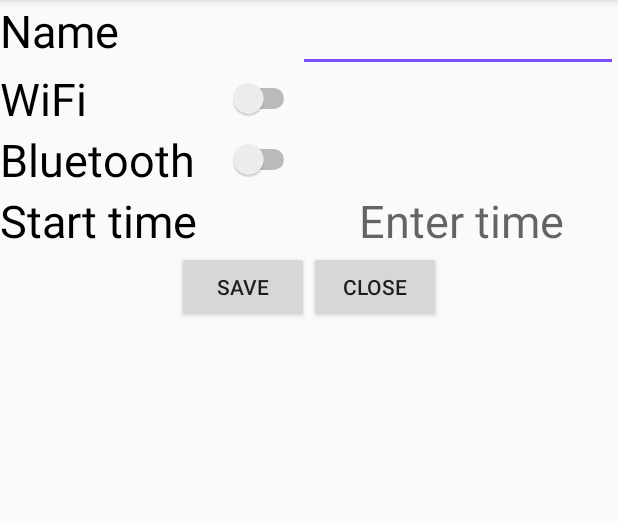
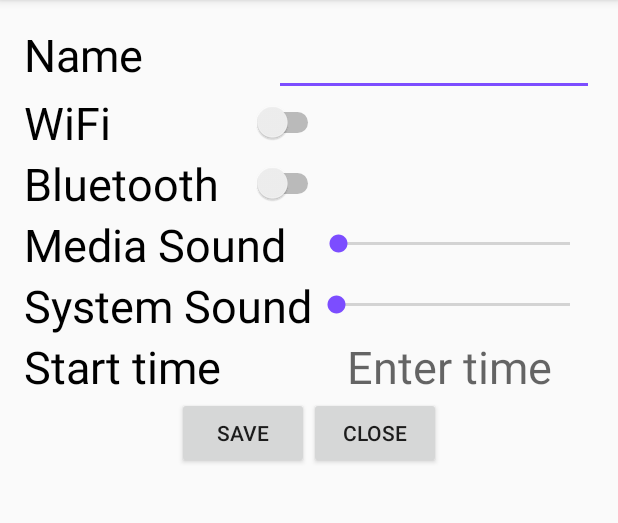
Before and after one commit to DmitriyDomrachev/SmartTool, an Android app: the screen it shows after launch (AddStateActivity), after a tap on an icon or button, on a phone screen of 412 x 824 dp, the part 84-607 px from its top. Run offline under Robolectric (Android 15) with nearby library versions, the phone set to English and light mode, and no system bars.

```diff
--- a/app/src/main/java/com/example/dima/smarttool/AddStateActivity.java
+++ b/app/src/main/java/com/example/dima/smarttool/AddStateActivity.java
@@ -8,6 +8,7 @@ import android.util.Log;
 import android.view.View;
 import android.widget.Button;
 import android.widget.EditText;
+import android.widget.SeekBar;
 import android.widget.Switch;
 import android.widget.TextView;
 
@@ -17,12 +18,14 @@ import com.example.dima.smarttool.fragment.TimePickerFragment;
 public class AddStateActivity extends AppCompatActivity {
     EditText name;
     Button save, close;
-    Switch wifi, mobile, bluetooth;
+    Switch wifi, bluetooth;
     static TextView setTime;
-    String nameS, time;
+    String nameS;
     Long startTimeL;
-    Boolean wifiB, mobileB, bluetoothB;
+    static int mediaI, systemI;
+    Boolean wifiB,  bluetoothB;
     static long milliseconds;
+    SeekBar media, system;
 
 
 
@@ -36,6 +39,9 @@ public class AddStateActivity extends AppCompatActivity {
         bluetooth = findViewById(R.id.addStateBluetoothSwitch);
         save = findViewById(R.id.addStateSaveButton);
         close = findViewById(R.id.addStateCloseButton);
+        media = findViewById(R.id.addStateMediaSoundSeekBar);
+        system = findViewById(R.id.addStateSystemSoundSeekBar);
+
 
         final StateHelper sh = new StateHelper(getApplicationContext());
 
@@ -46,7 +52,11 @@ public class AddStateActivity extends AppCompatActivity {
                 bluetoothB = bluetooth.isChecked();
                 nameS=String.valueOf(name.getText());
                 startTimeL= milliseconds;
-                sh.insert(nameS,wifiB, bluetoothB, startTimeL);
+                mediaI = media.getProgress();
+                systemI = system.getProgress();
+
+
+                sh.insert(nameS,wifiB, bluetoothB, startTimeL, mediaI, systemI);
                 startActivity(new Intent(AddStateActivity.this,MainActivity.class));
                 Log.d("DB", "add: "+sh.getAll().toString());
                 stopService(new Intent(AddStateActivity.this, Scanning.class));
@@ -74,6 +84,8 @@ public class AddStateActivity extends AppCompatActivity {
 
 
 
+
+
     }
 
     public static void setTime(int hour, int minute){
--- a/app/src/main/java/com/example/dima/smarttool/DB/DBHelper.java
+++ b/app/src/main/java/com/example/dima/smarttool/DB/DBHelper.java
@@ -18,24 +18,22 @@ public class DBHelper extends SQLiteOpenHelper {
     //имена для колонок таблицы контактов
     public static final String COLUMN_ID = "_id";
     public static final String COLUMN_NAME = "name";
-    public static final String COLUMN_TIMESTART = "timestart";
+    public static final String COLUMN_TIME_START = "time_start";
     public static final String COLUMN_WIFI = "wifi";
     public static final String COLUMN_BLUETOOTH = "bluetooth";
-    public static final String COLUMN_MOBILE = "mobile";
-    public static final String COLUMN_SOUND = "sound";
+    public static final String COLUMN_MEDIA_SOUND = "media_sound";
+    public static final String COLUMN_SYSTEM_SOUND = "system_sound";
     public static final String COLUMN_BATTERY = "battery";
-    public static final String COLUMN_TIMEWRITE = "timewrite";
 
     //индексы расположения этих колонок в таблице
     public static final int NUM_COLUMN_ID = 0;
     public static final int NUM_COLUMN_NAME = 1;
-    public static final int NUM_COLUMN_TIMESTART = 2;
+    public static final int NUM_COLUMN_TIME_START = 2;
     public static final int NUM_COLUMN_WIFI= 3;
     public static final int NUM_COLUMN_BLUETOOTH = 4;
-    public static final int NUM_COLUMN_MOBILE = 5;
-    public static final int NUM_COLUMN_SOUND = 6;
+    public static final int NUM_COLUMN_MEDIA_SOUND = 5;
+    public static final int NUM_COLUMN_SYSTEM_SOUND = 6;
     public static final int NUM_COLUMN_BATTERY = 7;
-    public static final int NUM_COLUMN_TIMEWRITE = 8;
 
     //конструктор, куда передаётся контекст, имя базы и её версия
     public DBHelper(Context context) {
@@ -48,13 +46,12 @@ public class DBHelper extends SQLiteOpenHelper {
         String query = "CREATE TABLE " + TABLE_NAME + " (" +
                 COLUMN_ID + " INTEGER PRIMARY KEY AUTOINCREMENT, " +
                 COLUMN_NAME + " TEXT, " +
-                COLUMN_TIMESTART + " INTEGER, " +
+                COLUMN_TIME_START + " INTEGER, " +
                 COLUMN_WIFI + " INTEGER, " +
                 COLUMN_BLUETOOTH + " INTEGER, " +
-                COLUMN_MOBILE + " INTEGER, " +
-                COLUMN_SOUND + " INTEGER, " +
-                COLUMN_BATTERY + " INTEGER, " +
-                COLUMN_TIMEWRITE + "TIMESTAMP localtime); ";
+                COLUMN_MEDIA_SOUND + " INTEGER, " +
+                COLUMN_SYSTEM_SOUND + " INTEGER, " +
+                COLUMN_BATTERY + " INTEGER);";
         db.execSQL(query);
     }
 
--- a/app/src/main/res/layout/activity_add_state.xml
+++ b/app/src/main/res/layout/activity_add_state.xml
@@ -3,9 +3,11 @@
     xmlns:app="http://schemas.android.com/apk/res-auto"
     xmlns:tools="http://schemas.android.com/tools"
     android:layout_width="match_parent"
-    android:layout_height="match_parent"
+    android:layout_height="wrap_content"
+    android:orientation="vertical"
     tools:context="com.example.dima.smarttool.AddStateActivity"
-    android:orientation="vertical">
+    android:layout_margin="@dimen/fab_margin">
+
 
     <LinearLayout
         android:layout_width="match_parent"
@@ -63,6 +65,50 @@
 
     <LinearLayout
         android:layout_width="match_parent"
+        android:layout_height="match_parent"
+        android:orientation="horizontal">
+
+        <TextView
+            android:id="@+id/addStateMediaSoundTextView"
+            android:layout_width="193dp"
+            android:layout_height="wrap_content"
+            android:layout_weight="0"
+            android:text="Media Sound"
+            android:textColor="@android:color/background_dark"
+            android:textSize="30sp" />
+
+        <SeekBar
+            android:id="@+id/addStateMediaSoundSeekBar"
+            android:layout_width="wrap_content"
+            android:layout_height="match_parent"
+            android:layout_weight="3" />
+
+
+    </LinearLayout>
+
+    <LinearLayout
+        android:layout_width="match_parent"
+        android:layout_height="match_parent"
+        android:orientation="horizontal">
+
+        <TextView
+            android:id="@+id/addStateSystemSoundTextView"
+            android:layout_width="wrap_content"
+            android:layout_height="wrap_content"
+            android:layout_weight="0"
+            android:text="System Sound"
+            android:textColor="@android:color/background_dark"
+            android:textSize="30sp" />
+
+        <SeekBar
+            android:id="@+id/addStateSystemSoundSeekBar"
+            android:layout_width="wrap_content"
+            android:layout_height="match_parent"
+            android:layout_weight="3" />
+    </LinearLayout>
+
+    <LinearLayout
+        android:layout_width="match_parent"
         android:layout_height="wrap_content"
         android:orientation="horizontal">
 
@@ -79,8 +125,8 @@
             android:id="@+id/addStateSetTimeTextView"
             android:layout_width="wrap_content"
             android:layout_height="match_parent"
+            android:layout_weight="1"
             android:hint="Enter time"
-            android:layout_weight="1"
             android:textAlignment="center"
             android:textColor="@android:color/background_dark"
             android:textSize="30sp" />
```
Also changed, not shown: app/src/main/java/com/example/dima/smarttool/ControlState.java (deleted, +0 -79 lines), app/src/main/java/com/example/dima/smarttool/DB/StateHelper.java (+16 -8 lines), app/src/main/java/com/example/dima/smarttool/Scanning.java (+14 -2 lines), app/src/main/java/com/example/dima/smarttool/State.java (+13 -6 lines), app/src/main/java/com/example/dima/smarttool/fragment/RVAdapter.java (+12 -6 lines), app/src/main/res/layout/rule_cv.xml (+48 -0 lines).
